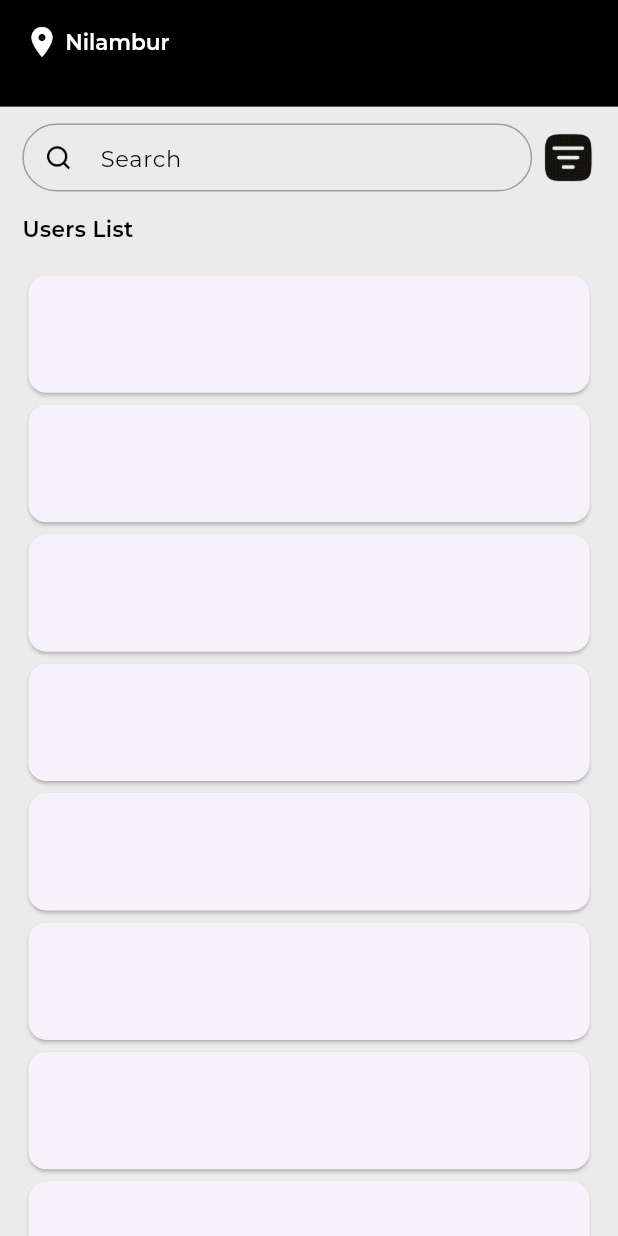
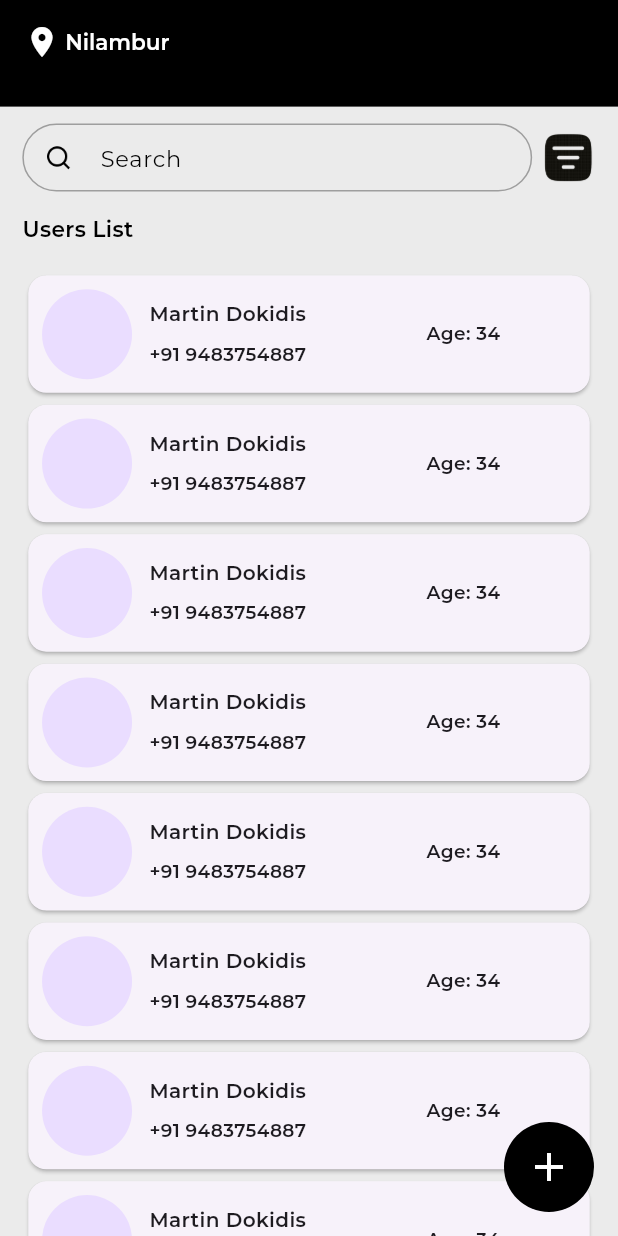
Before and after one commit to Harikrishna-Manoj/total-x-assignment, a Flutter app: the screen it shows after launch, on a phone screen of 412 x 824 dp. Run offline on Flutter 3.47's test engine with Material 3 defaults, Android fonts, the light colour scheme and no system bars; our stand-ins replace flutter_screenutil, google_fonts.

Commit message:
user creation button and sorting button add and create the UI for getting user input

```diff
--- a/lib/view/constant/const.dart
+++ b/lib/view/constant/const.dart
@@ -13,3 +13,5 @@ SizedBox height15 = SizedBox(
   height: 15.h,
 );
 const Color backgroundColor = Color.fromRGBO(235, 235, 235, 1);
+
+List<String> sortingConditionList = ["All", "Age: Elder", "Age: Younger"];
--- a/lib/view/pages/login_page/login_page.dart
+++ b/lib/view/pages/login_page/login_page.dart
@@ -10,6 +10,7 @@ class LoginPage extends StatelessWidget {
 
   @override
   Widget build(BuildContext context) {
+    TextEditingController phoneNumberTextController = TextEditingController();
     return Scaffold(
       body: SafeArea(
         child: Padding(
@@ -31,7 +32,10 @@ class LoginPage extends StatelessWidget {
                 textColor: Colors.black,
               ),
               height16,
-              const NumberTextWidget(),
+              CustomTextFieldWidget(
+                  hintText: "Enter Phone Number *",
+                  textController: phoneNumberTextController,
+                  isNumberField: true),
               height16,
               Wrap(
                 children: [
--- a/lib/view/pages/user_page/user_list_page.dart
+++ b/lib/view/pages/user_page/user_list_page.dart
@@ -2,6 +2,8 @@ import 'package:flutter/material.dart';
 import 'package:flutter/widgets.dart';
 import 'package:flutter_screenutil/flutter_screenutil.dart';
 import 'package:total_x_assignment/view/constant/const.dart';
+import 'package:total_x_assignment/view/widgets/custom_floating_button.dart';
+import 'package:total_x_assignment/view/widgets/custom_user_tile.dart';
 import 'package:total_x_assignment/view/widgets/login_image.dart';
 import 'package:total_x_assignment/view/widgets/search_field_widget.dart';
 
@@ -49,11 +51,7 @@ class UserPage extends StatelessWidget {
                     height: 44.h,
                     child: const SearchField(),
                   ),
-                  SizedBox(
-                    height: 32.h,
-                    width: 32.w,
-                    child: Image.asset("assets/image/icons/sort_icon.png"),
-                  )
+                  const SortButton()
                 ],
               ),
               height15,
@@ -63,10 +61,7 @@ class UserPage extends StatelessWidget {
                 child: ListView.builder(
                   itemCount: 10,
                   itemBuilder: (context, index) {
-                    return Card(
-                      child: SizedBox(
-                          width: 340.w, height: 76.h, child: const ListTile()),
-                    );
+                    return const CustomUserTile();
                   },
                 ),
               )
@@ -74,6 +69,74 @@ class UserPage extends StatelessWidget {
           ),
         ),
       ),
+      floatingActionButton: const CustomFloatingActionButton(),
     );
   }
 }
+
+class SortButton extends StatelessWidget {
+  const SortButton({
+    super.key,
+  });
+
+  @override
+  Widget build(BuildContext context) {
+    return InkWell(
+      onTap: () {
+        showModalBottomSheet(
+          context: context,
+          builder: (context) {
+            return SizedBox(
+                height: 202.h,
+                width: double.infinity,
+                child: Column(
+                  crossAxisAlignment: CrossAxisAlignment.start,
+                  children: [
+                    Padding(
+                      padding: EdgeInsets.only(
+                        left: 16.w,
+                        top: 16.h,
+                      ),
+                      child: Text(
+                        "Sort",
+                        style: TextStyle(
+                            fontSize: 14.sp, fontWeight: FontWeight.w600),
+                      ),
+                    ),
+                    Expanded(
+                      child: ListView.builder(
+                        itemCount: 3,
+                        itemBuilder: (context, index) {
+                          return Row(
+                            children: [
+                              Radio(
+                                activeColor: Colors.blue,
+                                splashRadius: BorderSide.strokeAlignInside,
+                                value: 2,
+                                groupValue: 2,
+                                onChanged: (value) {},
+                              ),
+                              Text(
+                                sortingConditionList[index],
+                                style: TextStyle(
+                                    fontWeight: FontWeight.w500,
+                                    fontSize: 12.sp),
+                              ),
+                            ],
+                          );
+                        },
+                      ),
+                    ),
+                  ],
+                ));
+          },
+        );
+      },
+      child: SizedBox(
+        height: 32.h,
+        width: 32.w,
+        child: Image.asset("assets/image/icons/sort_icon.png"),
+      ),
+    );
+  }
+}
--- /dev/null
+++ b/lib/view/widgets/custom_user_tile.dart
@@ -0,0 +1,58 @@
+import 'package:flutter/material.dart';
+import 'package:flutter_screenutil/flutter_screenutil.dart';
+
+class CustomUserTile extends StatelessWidget {
+  const CustomUserTile({
+    super.key,
+  });
+
+  @override
+  Widget build(BuildContext context) {
+    return Card(
+      child: SizedBox(
+          width: 340.w,
+          height: 76.h,
+          child: Row(
+            children: [
+              SizedBox(
+                width: 8.w,
+              ),
+              const CircleAvatar(
+                radius: 30,
+              ),
+              Padding(
+                padding: EdgeInsets.only(left: 10.w, top: 16.h),
+                child: Column(
+                  crossAxisAlignment: CrossAxisAlignment.start,
+                  children: [
+                    Text(
+                      "Martin Dokidis",
+                      style: TextStyle(
+                          fontSize: 13.sp, fontWeight: FontWeight.w600),
+                    ),
+                    SizedBox(
+                      height: 8.h,
+                    ),
+                    Text(
+                      "+91 9483754887",
+                      style: TextStyle(
+                          fontSize: 12.sp, fontWeight: FontWeight.w600),
+                    ),
+                    SizedBox(
+                      height: 8.h,
+                    ),
+                  ],
+                ),
+              ),
+              SizedBox(
+                width: 70.w,
+              ),
+              Text(
+                "Age: 34",
+                style: TextStyle(fontSize: 12.sp, fontWeight: FontWeight.w600),
+              ),
+            ],
+          )),
+    );
+  }
+}
```
Also changed, not shown: lib/view/widgets/custom_floating_button.dart (added, +157 -0 lines), lib/view/widgets/number_textfield_widget.dart (+13 -8 lines), assets/image/icons/user_image_icon.png (added).
